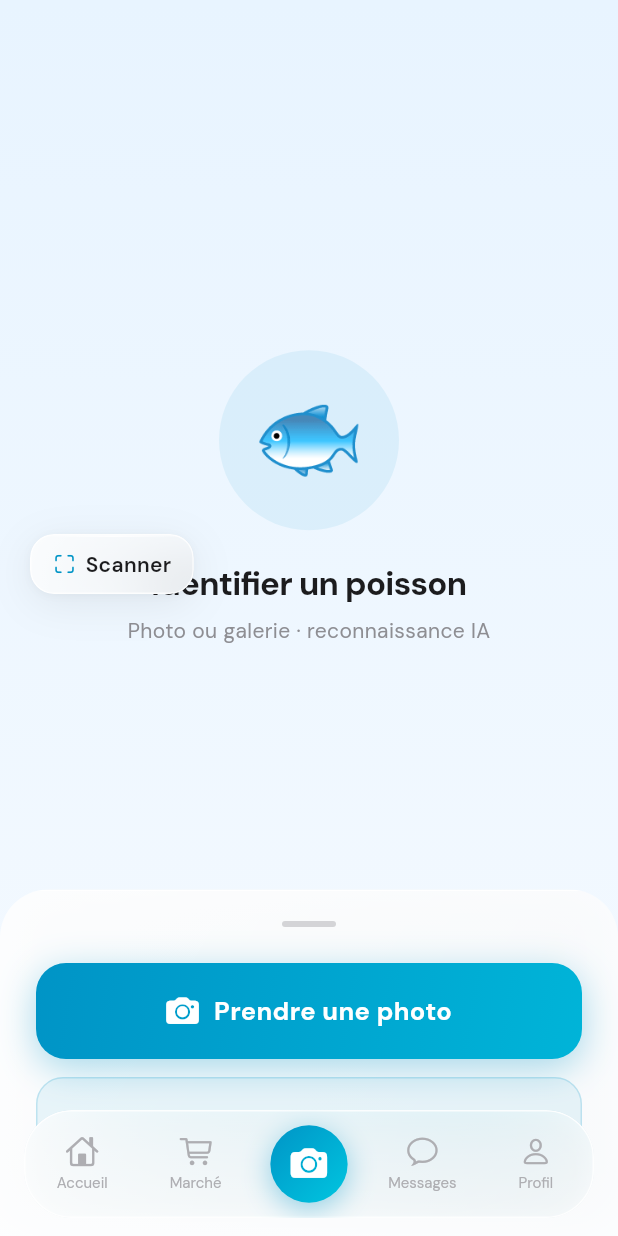
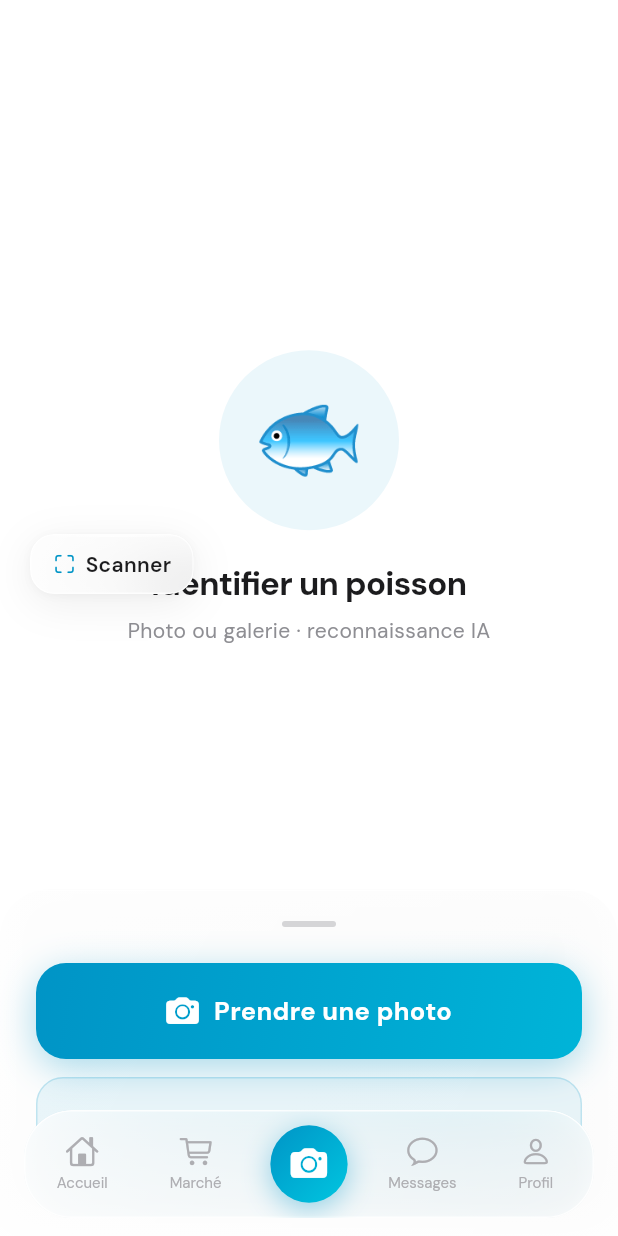
Before and after one commit to matheobalazuc/fishdex, a Flutter app: the screen it shows after launch, item 3 of the bottom bar chosen, on a phone screen of 412 x 824 dp. Run offline on Flutter 3.47's test engine with Material 3 defaults, Android fonts, the phone set to English and light mode, and no system bars; drawn by our look-alikes of flutter_animate; our stand-ins replace google_fonts, image_picker.

Commit message:
update color design

```diff
--- a/lib/main.dart
+++ b/lib/main.dart
@@ -91,17 +91,7 @@ class _FishdexShellState extends State<FishdexShell>
         children: [
           // Fond blanc épuré avec légère nuance d'eau
           Container(
-            decoration: const BoxDecoration(
-              gradient: LinearGradient(
-                begin: Alignment.topLeft,
-                end: Alignment.bottomRight,
-                colors: [
-                  Color(0xFFEBF5FF),
-                  Color(0xFFF8FAFF),
-                  Color(0xFFF0F8F5),
-                ],
-              ),
-            ),
+            color: Colors.white,
           ),
           // Page stack
           ...List.generate(_screens.length, (i) {
--- a/lib/screens/camera_screen.dart
+++ b/lib/screens/camera_screen.dart
@@ -99,19 +99,13 @@ class _CameraScreenState extends State<CameraScreen>
   @override
   Widget build(BuildContext context) {
     return Scaffold(
-      backgroundColor: FishdexTheme.background,
+      backgroundColor: Colors.white,
       body: Stack(
         fit: StackFit.expand,
         children: [
           // Fond clair avec légère nuance
           Container(
-            decoration: const BoxDecoration(
-              gradient: LinearGradient(
-                begin: Alignment.topCenter,
-                end: Alignment.bottomCenter,
-                colors: [Color(0xFFE8F4FF), Color(0xFFF5FAFF)],
-              ),
-            ),
+            color: Colors.white,
           ),
 
           // Zone de preview — image ou placeholder
--- a/lib/screens/home_screen.dart
+++ b/lib/screens/home_screen.dart
@@ -50,7 +50,9 @@ class HomeScreen extends StatelessWidget {
       pinned: true,
       elevation: 0,
       flexibleSpace: FlexibleSpaceBar(
-        background: SafeArea(
+        background: Container(
+          color: Colors.white,
+          child: SafeArea(
             child: Padding(
               padding: const EdgeInsets.fromLTRB(24, 12, 24, 20),
               child: Column(
@@ -103,6 +105,7 @@ class HomeScreen extends StatelessWidget {
                     ),
                   ),
                 ],
+              ),
             ),
           ),
         ),
--- a/lib/theme/fishdex_theme.dart
+++ b/lib/theme/fishdex_theme.dart
@@ -3,7 +3,7 @@ import 'package:google_fonts/google_fonts.dart';
 
 class FishdexTheme {
   // Light palette — eau claire, épuré, moderne
-  static const Color background   = Color(0xFFF0F6FF);
+  static const Color background   = Color(0xFFFFFFFF);
   static const Color surface      = Colors.white;
   static const Color primary      = Color(0xFF0094C6);   // bleu pêche
   static const Color primaryDeep  = Color(0xFF005E8A);
```
Also changed, not shown: lib/screens/profile_screen.dart (+1 -11 lines), 2 other files. Lines whose indentation alone changed are shown as unchanged.
